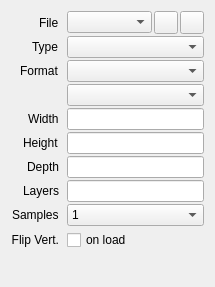
Qt form src/session/TextureProperties.ui (houmain/gpupad) before a commit.
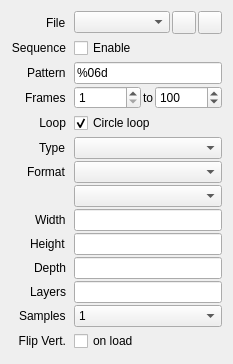
The same form after that commit. Icons and pictures are not drawn. Custom widgets are drawn as their Qt base class.

Commit message:
Add image sequence support to texture system
Introduces image sequence handling for textures, including new properties (isSequence, sequencePattern, frameStart, frameEnd, loopSequence, currentFrame) in the Texture model. Updates TextureBase to manage sequence state, resolve filenames per frame, and advance frames with looping/clamping. The UI is extended to allow editing sequence parameters, and the session model and property mapping are updated accordingly.

Patch:
```diff
--- a/src/session/TextureProperties.ui
+++ b/src/session/TextureProperties.ui
@@ -86,6 +86,133 @@
       </widget>
      </item>
      <item row="1" column="0">
+      <widget class="QLabel" name="labelSequence">
+       <property name="text">
+        <string>Sequence</string>
+       </property>
+       <property name="alignment">
+        <set>Qt::AlignmentFlag::AlignRight|Qt::AlignmentFlag::AlignTrailing|Qt::AlignmentFlag::AlignVCenter</set>
+       </property>
+      </widget>
+     </item>
+     <item row="1" column="1">
+      <widget class="QCheckBox" name="isSequence">
+       <property name="minimumSize">
+        <size>
+         <width>0</width>
+         <height>24</height>
+        </size>
+       </property>
+       <property name="text">
+        <string>Enable</string>
+       </property>
+      </widget>
+     </item>
+     <item row="2" column="0">
+      <widget class="QLabel" name="labelPattern">
+       <property name="text">
+        <string>Pattern</string>
+       </property>
+      </widget>
+     </item>
+     <item row="2" column="1">
+      <widget class="QLineEdit" name="sequencePattern">
+       <property name="text">
+        <string>%06d</string>
+       </property>
+      </widget>
+     </item>
+     <item row="3" column="0">
+      <widget class="QLabel" name="labelFrameRange">
+       <property name="text">
+        <string>Frames</string>
+       </property>
+      </widget>
+     </item>
+     <item row="3" column="1">
+      <widget class="QWidget" name="widgetFrameRange" native="true">
+       <layout class="QHBoxLayout" name="horizontalLayoutFrames">
+        <property name="spacing">
+         <number>2</number>
+        </property>
+        <property name="leftMargin">
+         <number>0</number>
+        </property>
+        <property name="topMargin">
+         <number>0</number>
+        </property>
+        <property name="rightMargin">
+         <number>0</number>
+        </property>
+        <property name="bottomMargin">
+         <number>0</number>
+        </property>
+        <item>
+         <widget class="QSpinBox" name="frameStart">
+          <property name="minimum">
+           <number>1</number>
+          </property>
+          <property name="maximum">
+           <number>999999</number>
+          </property>
+          <property name="value">
+           <number>1</number>
+          </property>
+         </widget>
+        </item>
+        <item>
+         <widget class="QLabel" name="labelTo">
+          <property name="text">
+           <string>to</string>
+          </property>
+          <property name="alignment">
+           <set>Qt::AlignmentFlag::AlignCenter</set>
+          </property>
+         </widget>
+        </item>
+        <item>
+         <widget class="QSpinBox" name="frameEnd">
+          <property name="minimum">
+           <number>1</number>
+          </property>
+          <property name="maximum">
+           <number>999999</number>
+          </property>
+          <property name="value">
+           <number>100</number>
+          </property>
+         </widget>
+        </item>
+       </layout>
+      </widget>
+     </item>
+     <item row="4" column="0">
+      <widget class="QLabel" name="labelLoop">
+       <property name="text">
+        <string>Loop</string>
+       </property>
+       <property name="alignment">
+        <set>Qt::AlignmentFlag::AlignRight|Qt::AlignmentFlag::AlignTrailing|Qt::AlignmentFlag::AlignVCenter</set>
+       </property>
+      </widget>
+     </item>
+     <item row="4" column="1">
+      <widget class="QCheckBox" name="loopSequence">
+       <property name="minimumSize">
+        <size>
+         <width>0</width>
+         <height>24</height>
+        </size>
+       </property>
+       <property name="text">
+        <string>Circle loop</string>
+       </property>
+       <property name="checked">
+        <bool>true</bool>
+       </property>
+      </widget>
+     </item>
+     <item row="5" column="0">
       <widget class="QLabel" name="labelTarget">
        <property name="sizePolicy">
         <sizepolicy hsizetype="Maximum" vsizetype="Preferred">
@@ -98,70 +225,70 @@
        </property>
       </widget>
      </item>
-     <item row="1" column="1">
+     <item row="5" column="1">
       <widget class="DataComboBox" name="target"/>
      </item>
-     <item row="2" column="0">
+     <item row="6" column="0">
       <widget class="QLabel" name="labelFormat">
        <property name="text">
         <string>Format</string>
        </property>
       </widget>
      </item>
-     <item row="2" column="1">
+     <item row="6" column="1">
       <widget class="DataComboBox" name="formatType"/>
      </item>
-     <item row="3" column="1">
+     <item row="7" column="1">
       <widget class="DataComboBox" name="formatData"/>
      </item>
-     <item row="4" column="0">
+     <item row="8" column="0">
       <widget class="QLabel" name="labelWidth">
        <property name="text">
         <string>Width</string>
        </property>
       </widget>
      </item>
-     <item row="4" column="1">
+     <item row="8" column="1">
       <widget class="ExpressionLineEdit" name="width"/>
      </item>
-     <item row="5" column="0">
+     <item row="9" column="0">
       <widget class="QLabel" name="labelHeight">
        <property name="text">
         <string>Height</string>
        </property>
       </widget>
      </item>
-     <item row="5" column="1">
+     <item row="9" column="1">
       <widget class="ExpressionLineEdit" name="height"/>
      </item>
-     <item row="6" column="0">
+     <item row="10" column="0">
       <widget class="QLabel" name="labelDepth">
        <property name="text">
         <string>Depth</string>
        </property>
       </widget>
      </item>
-     <item row="6" column="1">
+     <item row="10" column="1">
       <widget class="ExpressionLineEdit" name="depth"/>
      </item>
-     <item row="7" column="0">
+     <item row="11" column="0">
       <widget class="QLabel" name="labelLayers">
        <property name="text">
         <string>Layers</string>
        </property>
       </widget>
      </item>
-     <item row="7" column="1">
+     <item row="11" column="1">
       <widget class="ExpressionLineEdit" name="layers"/>
      </item>
-     <item row="8" column="0">
+     <item row="12" column="0">
       <widget class="QLabel" name="labelSamples">
        <property name="text">
         <string>Samples</string>
        </property>
       </widget>
      </item>
-     <item row="8" column="1">
+     <item row="12" column="1">
       <widget class="QComboBox" name="samples">
        <item>
         <property name="text">
@@ -200,7 +327,7 @@
        </item>
       </widget>
      </item>
-     <item row="9" column="0">
+     <item row="13" column="0">
       <widget class="QLabel" name="labelFlipVertically">
        <property name="text">
         <string>Flip Vert.</string>
@@ -213,7 +340,7 @@
        </property>
       </widget>
      </item>
-     <item row="9" column="1">
+     <item row="13" column="1">
       <widget class="QCheckBox" name="flipVertically">
        <property name="minimumSize">
         <size>
```
The commit also changes 7 other files.
